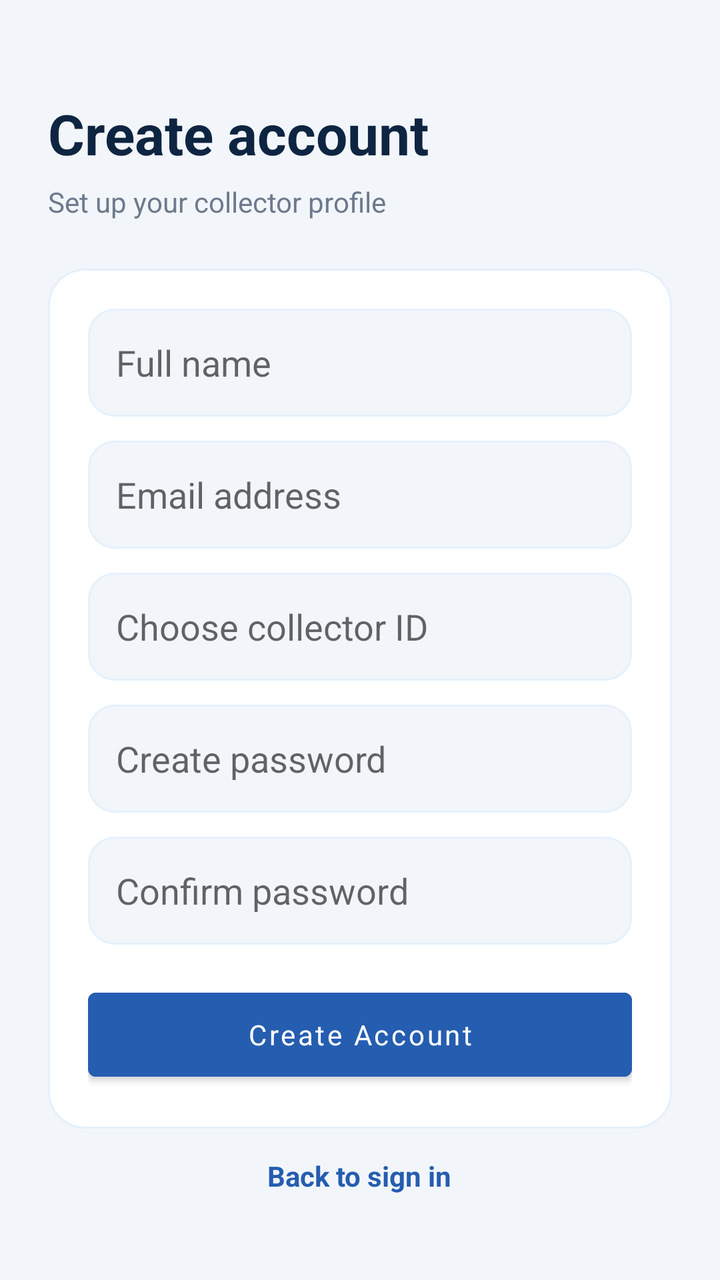
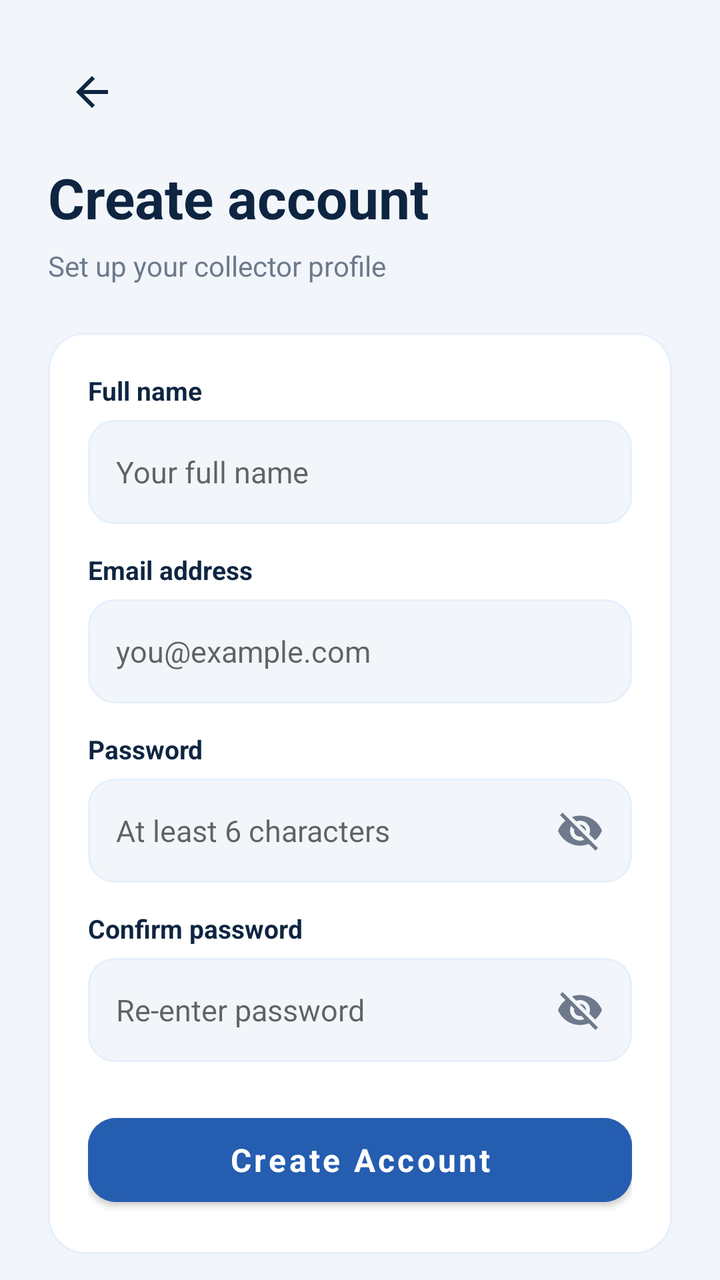

Compare the two renders of this Android layout. The source of the first and the diff that turns it into the second are given below.
<!-- AndroidManifest.xml: application theme Theme.CSUCensus -->
<!-- res/layout/activity_signup.xml -->
<?xml version="1.0" encoding="utf-8"?>
<ScrollView
    xmlns:android="http://schemas.android.com/apk/res/android"
    android:layout_width="match_parent"
    android:layout_height="match_parent"
    android:background="@color/background"
    android:fillViewport="true">

    <LinearLayout
        android:layout_width="match_parent"
        android:layout_height="wrap_content"
        android:orientation="vertical"
        android:padding="24dp">

        <TextView
            android:layout_width="wrap_content"
            android:layout_height="wrap_content"
            android:text="Create account"
            android:textSize="28sp"
            android:textStyle="bold"
            android:textColor="@color/navy"
            android:layout_marginTop="24dp" />

        <TextView
            android:layout_width="wrap_content"
            android:layout_height="wrap_content"
            android:text="Set up your collector profile"
            android:textColor="@color/muted"
            android:layout_marginTop="6dp" />

        <LinearLayout
            android:layout_width="match_parent"
            android:layout_height="wrap_content"
            android:orientation="vertical"
            android:background="@drawable/bg_card"
            android:padding="20dp"
            android:layout_marginTop="24dp">

            <EditText
                android:id="@+id/etName"
                android:layout_width="match_parent"
                android:layout_height="54dp"
                android:hint="Full name"
                android:paddingHorizontal="14dp"
                android:background="@drawable/bg_input" />

            <EditText
                android:id="@+id/etEmail"
                android:layout_width="match_parent"
                android:layout_height="54dp"
                android:hint="Email address"
                android:inputType="textEmailAddress"
                android:paddingHorizontal="14dp"
                android:background="@drawable/bg_input"
                android:layout_marginTop="12dp" />

            <EditText
                android:id="@+id/etNewCollectorId"
                android:layout_width="match_parent"
                android:layout_height="54dp"
                android:hint="Choose collector ID"
                android:paddingHorizontal="14dp"
                android:background="@drawable/bg_input"
                android:layout_marginTop="12dp" />

            <EditText
                android:id="@+id/etNewPassword"
                android:layout_width="match_parent"
                android:layout_height="54dp"
                android:hint="Create password"
                android:inputType="textPassword"
                android:paddingHorizontal="14dp"
                android:background="@drawable/bg_input"
                android:layout_marginTop="12dp" />

            <EditText
                android:id="@+id/etConfirmPassword"
                android:layout_width="match_parent"
                android:layout_height="54dp"
                android:hint="Confirm password"
                android:inputType="textPassword"
                android:paddingHorizontal="14dp"
                android:background="@drawable/bg_input"
                android:layout_marginTop="12dp" />

            <com.google.android.material.button.MaterialButton
                android:id="@+id/btnCreate"
                android:layout_width="match_parent"
                android:layout_height="54dp"
                android:text="Create Account"
                android:textAllCaps="false"
                android:backgroundTint="@color/blue"
                android:layout_marginTop="18dp" />

        </LinearLayout>

        <TextView
            android:id="@+id/tvBackLogin"
            android:layout_width="wrap_content"
            android:layout_height="wrap_content"
            android:text="Back to sign in"
            android:textColor="@color/blue"
            android:textStyle="bold"
            android:padding="14dp"
            android:layout_gravity="center"
            android:clickable="true"
            android:focusable="true" />

    </LinearLayout>

</ScrollView>
<!-- resources referenced by this layout -->
<resources>
  <color name="background">#F2F6FA</color>
  <color name="blue">#255DB0</color>
  <color name="muted">#6E7A8C</color>
  <color name="navy">#0E2542</color>
  <!-- drawable bg_card (drawable) -->
  <?xml version="1.0" encoding="utf-8"?>
  <shape xmlns:android="http://schemas.android.com/apk/res/android">
      <solid android:color="@color/white" />
      <corners android:radius="18dp" />
      <stroke android:width="1dp" android:color="@color/light_blue" />
  </shape>
  <!-- drawable bg_input (drawable) -->
  <?xml version="1.0" encoding="utf-8"?>
  <shape xmlns:android="http://schemas.android.com/apk/res/android">
      <solid android:color="@color/background" />
      <corners android:radius="13dp" />
      <stroke android:width="1dp" android:color="@color/light_blue" />
  </shape>
  <style name="Theme.CSUCensus" parent="Theme.MaterialComponents.DayNight.NoActionBar">
          <item name="colorPrimary">@color/blue</item>
          <item name="colorPrimaryVariant">@color/blue_dark</item>
          <item name="colorSecondary">@color/green</item>
          <item name="colorOnPrimary">@color/white</item>
          <item name="android:fontFamily">sans-serif</item>
          <item name="android:windowLightStatusBar">true</item>
          <item name="android:statusBarColor">@android:color/transparent</item>
          <item name="android:navigationBarColor">@color/white</item>
          <item name="android:windowLightNavigationBar">true</item>
          <item name="android:windowBackground">@color/background</item>
      </style>
  <color name="white">#FFFFFF</color>
  <color name="light_blue">#E6F0FB</color>
  <color name="blue_dark">#1E4A8C</color>
  <color name="green">#2A966B</color>
</resources>

<!-- the commit's change to res/layout/activity_signup.xml (unified diff, before → after) -->
@@ -1,16 +1,27 @@
 <?xml version="1.0" encoding="utf-8"?>
 <ScrollView
     xmlns:android="http://schemas.android.com/apk/res/android"
+    xmlns:app="http://schemas.android.com/apk/res-auto"
     android:layout_width="match_parent"
     android:layout_height="match_parent"
     android:background="@color/background"
-    android:fillViewport="true">
+    android:fillViewport="true"
+    android:scrollbars="none">
 
     <LinearLayout
         android:layout_width="match_parent"
         android:layout_height="wrap_content"
         android:orientation="vertical"
         android:padding="24dp">
+
+        <ImageButton
+            android:id="@+id/btnBack"
+            android:layout_width="44dp"
+            android:layout_height="44dp"
+            android:src="@drawable/ic_back"
+            android:background="?attr/selectableItemBackgroundBorderless"
+            android:contentDescription="Back"
+            app:tint="@color/navy" />
 
         <TextView
             android:layout_width="wrap_content"
@@ -19,13 +30,14 @@
             android:textSize="28sp"
             android:textStyle="bold"
             android:textColor="@color/navy"
-            android:layout_marginTop="24dp" />
+            android:layout_marginTop="12dp" />
 
         <TextView
             android:layout_width="wrap_content"
             android:layout_height="wrap_content"
             android:text="Set up your collector profile"
             android:textColor="@color/muted"
+            android:textSize="14sp"
             android:layout_marginTop="6dp" />
 
         <LinearLayout
@@ -34,54 +46,125 @@
             android:orientation="vertical"
             android:background="@drawable/bg_card"
             android:padding="20dp"
-            android:layout_marginTop="24dp">
+            android:layout_marginTop="24dp"
+            android:elevation="2dp">
+
+            <TextView
+                android:layout_width="wrap_content"
+                android:layout_height="wrap_content"
+                android:text="Full name"
+                android:textColor="@color/navy"
+                android:textStyle="bold"
+                android:textSize="13sp" />
 
             <EditText
                 android:id="@+id/etName"
                 android:layout_width="match_parent"
-                android:layout_height="54dp"
-                android:hint="Full name"
+                android:layout_height="52dp"
+                android:hint="Your full name"
                 android:paddingHorizontal="14dp"
-                android:background="@drawable/bg_input" />
+                android:background="@drawable/bg_input"
+                android:layout_marginTop="6dp"
+                android:inputType="textPersonName"
+                android:textColor="@color/navy"
+                android:textSize="15sp" />
+
+            <TextView
+                android:layout_width="wrap_content"
+                android:layout_height="wrap_content"
+                android:text="Email address"
+                android:textColor="@color/navy"
+                android:textStyle="bold"
+                android:textSize="13sp"
+                android:layout_marginTop="14dp" />
 
             <EditText
                 android:id="@+id/etEmail"
                 android:layout_width="match_parent"
-                android:layout_height="54dp"
-                android:hint="Email address"
+                android:layout_height="52dp"
+                android:hint="you@example.com"
                 android:inputType="textEmailAddress"
                 android:paddingHorizontal="14dp"
                 android:background="@drawable/bg_input"
-                android:layout_marginTop="12dp" />
+                android:layout_marginTop="6dp"
+                android:textColor="@color/navy"
+                android:textSize="15sp" />
 
-            <EditText
-                android:id="@+id/etNewCollectorId"
+            <TextView
+                android:layout_width="wrap_content"
+                android:layout_height="wrap_content"
+                android:text="Password"
+                android:textColor="@color/navy"
+                android:textStyle="bold"
+                android:textSize="13sp"
+                android:layout_marginTop="14dp" />
+
+            <FrameLayout
                 android:layout_width="match_parent"
-                android:layout_height="54dp"
-                android:hint="Choose collector ID"
-                android:paddingHorizontal="14dp"
-                android:background="@drawable/bg_input"
-                android:layout_marginTop="12dp" />
+                android:layout_height="52dp"
+                android:layout_marginTop="6dp">
 
-            <EditText
-                android:id="@+id/etNewPassword"
+                <EditText
+                    android:id="@+id/etNewPassword"
+                    android:layout_width="match_parent"
+                    android:layout_height="match_parent"
+                    android:hint="At least 6 characters"
+                    android:inputType="textPassword"
+                    android:paddingHorizontal="14dp"
+                    android:paddingEnd="48dp"
+                    android:background="@drawable/bg_input"
+                    android:textColor="@color/navy"
+                    android:textSize="15sp" />
+
+                <ImageButton
+                    android:id="@+id/btnTogglePassword"
+                    android:layout_width="44dp"
+                    android:layout_height="44dp"
+                    android:layout_gravity="end|center_vertical"
+                    android:layout_marginEnd="4dp"
+                    android:src="@drawable/ic_eye_off"
+                    android:background="?attr/selectableItemBackgroundBorderless"
+                    android:contentDescription="Toggle password"
+                    app:tint="@color/muted" />
+            </FrameLayout>
+
+            <TextView
+                android:layout_width="wrap_content"
+                android:layout_height="wrap_content"
+                android:text="Confirm password"
+                android:textColor="@color/navy"
+                android:textStyle="bold"
+                android:textSize="13sp"
+                android:layout_marginTop="14dp" />
+
+            <FrameLayout
                 android:layout_width="match_parent"
-                android:layout_height="54dp"
-                android:hint="Create password"
-                android:inputType="textPassword"
-                android:paddingHorizontal="14dp"
-                android:background="@drawable/bg_input"
-                android:layout_marginTop="12dp" />
+                android:layout_height="52dp"
+                android:layout_marginTop="6dp">
 
-            <EditText
-                android:id="@+id/etConfirmPassword"
-                android:layout_width="match_parent"
-                android:layout_height="54dp"
-                android:hint="Confirm password"
-                android:inputType="textPassword"
-                android:paddingHorizontal="14dp"
-                android:background="@drawable/bg_input"
-                android:layout_marginTop="12dp" />
+                <EditText
+                    android:id="@+id/etConfirmPassword"
+                    android:layout_width="match_parent"
+                    android:layout_height="match_parent"
+                    android:hint="Re-enter password"
+                    android:inputType="textPassword"
+                    android:paddingHorizontal="14dp"
+                    android:paddingEnd="48dp"
+                    android:background="@drawable/bg_input"
+                    android:textColor="@color/navy"
+                    android:textSize="15sp" />
+
+                <ImageButton
+                    android:id="@+id/btnToggleConfirm"
+                    android:layout_width="44dp"
+                    android:layout_height="44dp"
+                    android:layout_gravity="end|center_vertical"
+                    android:layout_marginEnd="4dp"
+                    android:src="@drawable/ic_eye_off"
+                    android:background="?attr/selectableItemBackgroundBorderless"
+                    android:contentDescription="Toggle password"
+                    app:tint="@color/muted" />
+            </FrameLayout>
 
             <com.google.android.material.button.MaterialButton
                 android:id="@+id/btnCreate"
@@ -89,8 +172,11 @@
                 android:layout_height="54dp"
                 android:text="Create Account"
                 android:textAllCaps="false"
+                android:textSize="16sp"
+                android:textStyle="bold"
                 android:backgroundTint="@color/blue"
-                android:layout_marginTop="18dp" />
+                android:layout_marginTop="22dp"
+                app:cornerRadius="14dp" />
 
         </LinearLayout>
 
@@ -98,10 +184,10 @@
             android:id="@+id/tvBackLogin"
             android:layout_width="wrap_content"
             android:layout_height="wrap_content"
-            android:text="Back to sign in"
+            android:text="Already have an account? Sign in"
             android:textColor="@color/blue"
             android:textStyle="bold"
-            android:padding="14dp"
+            android:padding="16dp"
             android:layout_gravity="center"
             android:clickable="true"
             android:focusable="true" />
<!-- resource entries referenced after the edit -->
@@ -18,6 +18,22 @@
       <corners android:radius="13dp" />
       <stroke android:width="1dp" android:color="@color/light_blue" />
   </shape>
+  <!-- drawable ic_back (drawable) -->
+  <?xml version="1.0" encoding="utf-8"?>
+  <vector xmlns:android="http://schemas.android.com/apk/res/android"
+      android:width="24dp" android:height="24dp"
+      android:viewportWidth="24" android:viewportHeight="24">
+      <path android:fillColor="#0E2542"
+          android:pathData="M20,11H7.83l5.59,-5.59L12,4l-8,8 8,8 1.41,-1.41L7.83,13H20v-2z"/>
+  </vector>
+  <!-- drawable ic_eye_off (drawable) -->
+  <?xml version="1.0" encoding="utf-8"?>
+  <vector xmlns:android="http://schemas.android.com/apk/res/android"
+      android:width="24dp" android:height="24dp"
+      android:viewportWidth="24" android:viewportHeight="24">
+      <path android:fillColor="#6E7A8C"
+          android:pathData="M12,7c2.76,0 5,2.24 5,5 0,0.65 -0.13,1.26 -0.36,1.83l2.92,2.92c1.51,-1.26 2.7,-2.89 3.43,-4.75 -1.73,-4.39 -6,-7.5 -11,-7.5 -1.4,0 -2.74,0.25 -3.98,0.7l2.16,2.16C10.74,7.13 11.35,7 12,7zM2,4.27l2.28,2.28 0.46,0.46C3.08,8.3 1.78,10.02 1,12c1.73,4.39 6,7.5 11,7.5 1.55,0 3.03,-0.3 4.38,-0.84l0.42,0.42L19.73,22 21,20.73 3.27,3 2,4.27zM7.53,9.8l1.55,1.55c-0.05,0.21 -0.08,0.43 -0.08,0.65 0,1.66 1.34,3 3,3 0.22,0 0.44,-0.03 0.65,-0.08l1.55,1.55c-0.67,0.33 -1.41,0.53 -2.2,0.53 -2.76,0 -5,-2.24 -5,-5 0,-0.79 0.2,-1.53 0.53,-2.2zM11.84,9.02l3.15,3.15 0.02,-0.16c0,-1.66 -1.34,-3 -3,-3l-0.17,0.01z"/>
+  </vector>
   <style name="Theme.CSUCensus" parent="Theme.MaterialComponents.DayNight.NoActionBar">
           <item name="colorPrimary">@color/blue</item>
           <item name="colorPrimaryVariant">@color/blue_dark</item>
